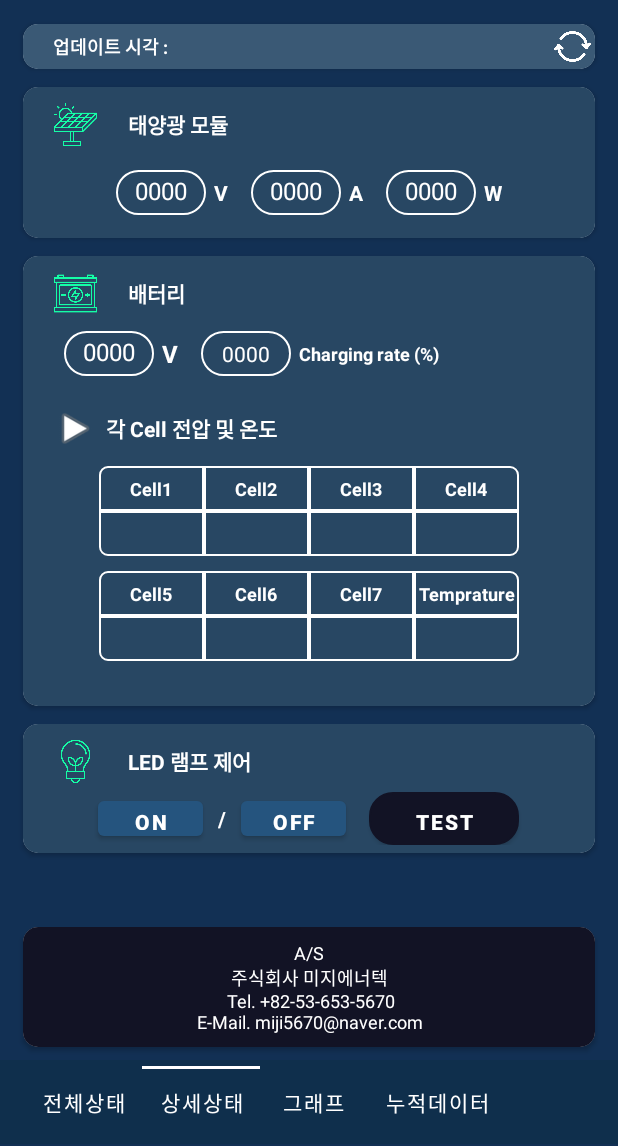
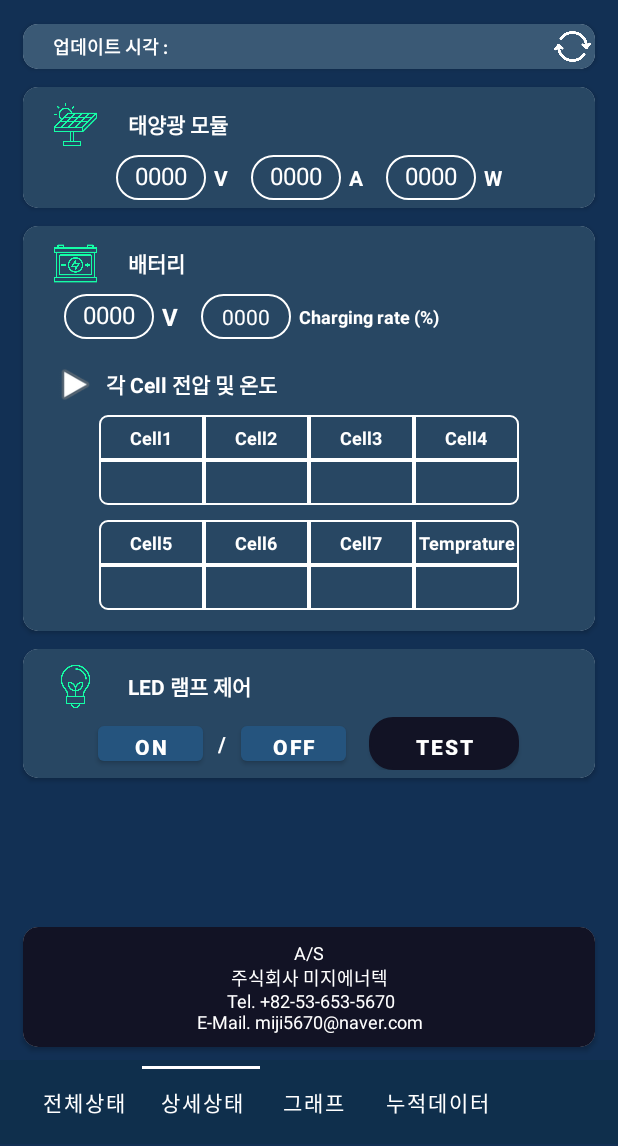
Before and after one commit to andrew5335/MIJI_Enertech_Solar_Application, an Android app: the MijiMainActivity screen opened directly, with no data from a screen before it, item 2 of the bottom bar chosen, on a phone screen of 412 x 824 dp, the part 90-1236 px from its top. Run offline under Robolectric (Android 15) with nearby library versions, the light colour scheme and no system bars; our stand-ins replace CircleImageView; libraries missing offline, so code that uses them is left out: com.ficat.easyble, com.github.mikephil.charting; 67 statements that could not run were skipped.

Commit message:
화면 수정

```diff
--- a/app/src/main/java/com/miji/solar/MijiMainActivity.java
+++ b/app/src/main/java/com/miji/solar/MijiMainActivity.java
@@ -507,7 +507,7 @@ public class MijiMainActivity extends AppCompatActivity implements TabLayout.OnT
                     updateCommandState("SPP READ");
                     String str2 = "" + unHex(intent.getStringExtra(BluetoothLeService.EXTRA_DATA));
                     //Toast.makeText(getApplicationContext(), "readdata1 : " + str2, Toast.LENGTH_LONG).show();
-                    if (str2.charAt(1) == '&') {
+                    if (str2.charAt(1) == '&' || str2.charAt(1) == '~') {
                         str = str2.replaceAll(System.getProperty("line.separator"), "");
                         //Toast.makeText(getApplicationContext(), "readdata2 : " + str, Toast.LENGTH_LONG).show();
                         String[] split = str.split("/");
--- a/app/src/main/res/layout/fragment_tab2.xml
+++ b/app/src/main/res/layout/fragment_tab2.xml
@@ -120,7 +120,7 @@
                 <LinearLayout
                     android:layout_width="match_parent"
                     android:layout_height="wrap_content"
-                    android:layout_margin="15dp"
+                    android:layout_margin="5dp"
                     android:gravity="center_vertical|center"
                     android:orientation="horizontal">
 
@@ -202,7 +202,7 @@
 
             <LinearLayout
                 android:layout_width="match_parent"
-                android:layout_height="300dp"
+                android:layout_height="270dp"
                 android:background="#284763"
                 android:orientation="vertical">
 
@@ -236,7 +236,7 @@
                     android:layout_width="match_parent"
                     android:layout_height="wrap_content"
                     android:layout_marginLeft="27dp"
-                    android:layout_marginTop="10dp"
+                    android:layout_marginTop="5dp"
                     android:layout_marginBottom="10dp"
                     android:gravity="center_vertical|left"
                     android:orientation="horizontal">
@@ -288,7 +288,7 @@
                 <LinearLayout
                     android:layout_width="match_parent"
                     android:layout_height="wrap_content"
-                    android:layout_marginTop="10dp"
+                    android:layout_marginTop="5dp"
                     android:background="#284763"
                     android:orientation="horizontal">
 
@@ -314,7 +314,7 @@
                     android:layout_width="match_parent"
                     android:layout_height="wrap_content"
                     android:layout_gravity="center"
-                    android:layout_marginTop="10dp"
+                    android:layout_marginTop="5dp"
                     android:background="#284763"
                     android:gravity="center"
                     android:orientation="horizontal">
```
